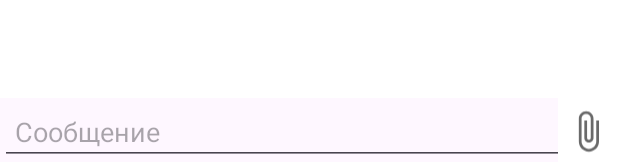
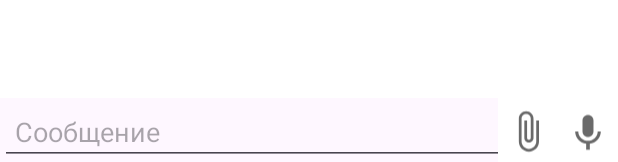
Before and after one commit to tripplesix666/TelegramClone, an Android app: the layout fragment_single_chat.xml on its own in the app's theme, with its tools: preview values and no code run, on a phone screen of 412 x 824 dp. Shown: the part 1071-1233 px from the top of the screen. Run offline under Robolectric (Android 15) with nearby library versions, the phone set to English and light mode, and no system bars.

Commit message:
48. Голосовые сообщения. Настройка UI

```diff
--- a/app/src/main/AndroidManifest.xml
+++ b/app/src/main/AndroidManifest.xml
@@ -4,6 +4,7 @@
     package="com.example.telegramclone">
 
     <uses-permission android:name="android.permission.READ_CONTACTS" />
+    <uses-permission android:name="android.permission.RECORD_AUDIO" />
     <uses-permission
         android:name="android.permission.WRITE_EXTERNAL_STORAGE"
         android:maxSdkVersion="28" />
--- a/app/src/main/java/com/example/telegramclone/ui/fragments/ContactsFragment.kt
+++ b/app/src/main/java/com/example/telegramclone/ui/fragments/ContactsFragment.kt
@@ -63,7 +63,7 @@ class ContactsFragment : BaseFragment() {
                 position: Int,
                 model: CommonModel
             ) {
-                refUsers = REF_DATABASE_ROOT.child(NODE_USER).child(model.id)
+                refUsers = REF_DATABASE_ROOT.child(NODE_USERS).child(model.id)
 
                 refUsersListener = AppValueEventListener {
                     val contact = it.getCommonModel()
--- a/app/src/main/java/com/example/telegramclone/utilits/AppStates.kt
+++ b/app/src/main/java/com/example/telegramclone/utilits/AppStates.kt
@@ -10,7 +10,7 @@ enum class AppStates(val state: String) {
     companion object {
         fun updateState(appStates: AppStates) {
             if (AUTH.currentUser != null) {
-                REF_DATABASE_ROOT.child(NODE_USER).child(CURRENT_UID).child(CHILD_STATE)
+                REF_DATABASE_ROOT.child(NODE_USERS).child(CURRENT_UID).child(CHILD_STATE)
                     .setValue(appStates.state)
                     .addOnSuccessListener { USER.state = appStates.state }
                     .addOnFailureListener { showToast(it.message.toString()) }
--- a/app/src/main/java/com/example/telegramclone/utilits/appPermissions.kt
+++ b/app/src/main/java/com/example/telegramclone/utilits/appPermissions.kt
@@ -7,6 +7,7 @@ import androidx.core.content.ContextCompat
 import java.security.Permission
 
 const val READ_CONTACTS = android.Manifest.permission.READ_CONTACTS
+const val RECORD_AUDIO = android.Manifest.permission.RECORD_AUDIO
 const val PERMISSION_REQUEST = 200
 
 fun checkPermission(permission: String) : Boolean {
--- /dev/null
+++ b/app/src/main/res/drawable/ic_voice.xml
@@ -0,0 +1,5 @@
+<vector android:height="24dp" android:tint="#6A6A6A"
+    android:viewportHeight="24" android:viewportWidth="24"
+    android:width="24dp" xmlns:android="http://schemas.android.com/apk/res/android">
+    <path android:fillColor="@android:color/white" android:pathData="M12,15c1.66,0 2.99,-1.34 2.99,-3L15,6c0,-1.66 -1.34,-3 -3,-3S9,4.34 9,6v6c0,1.66 1.34,3 3,3zM17.3,12c0,3 -2.54,5.1 -5.3,5.1S6.7,15 6.7,12L5,12c0,3.42 2.72,6.23 6,6.72L11,22h2v-3.28c3.28,-0.48 6,-3.3 6,-6.72h-1.7z"/>
+</vector>
--- a/app/src/main/res/layout/fragment_single_chat.xml
+++ b/app/src/main/res/layout/fragment_single_chat.xml
@@ -54,6 +54,18 @@
         android:background="@color/white"
         android:src="@drawable/ic_attach"
         app:layout_constraintBottom_toBottomOf="parent"
+        app:layout_constraintEnd_toStartOf="@id/chat_btn_voice"
+        app:layout_constraintTop_toTopOf="@+id/chat_input_message" />
+
+    <ImageView
+        android:id="@+id/chat_btn_voice"
+        android:layout_width="40dp"
+        android:layout_height="0dp"
+        android:padding="@dimen/appPadding"
+        android:layout_marginStart="10dp"
+        android:background="@color/white"
+        android:src="@drawable/ic_voice"
+        app:layout_constraintBottom_toBottomOf="parent"
         app:layout_constraintEnd_toEndOf="parent"
         app:layout_constraintTop_toTopOf="@+id/chat_input_message" />
 </androidx.constraintlayout.widget.ConstraintLayout>
```
Also changed, not shown: app/src/main/java/com/example/telegramclone/database/appDatabaseHelper.kt (+16 -36 lines), app/src/main/java/com/example/telegramclone/ui/fragments/single_chat/SingleChatFragment.kt (+29 -3 lines).
